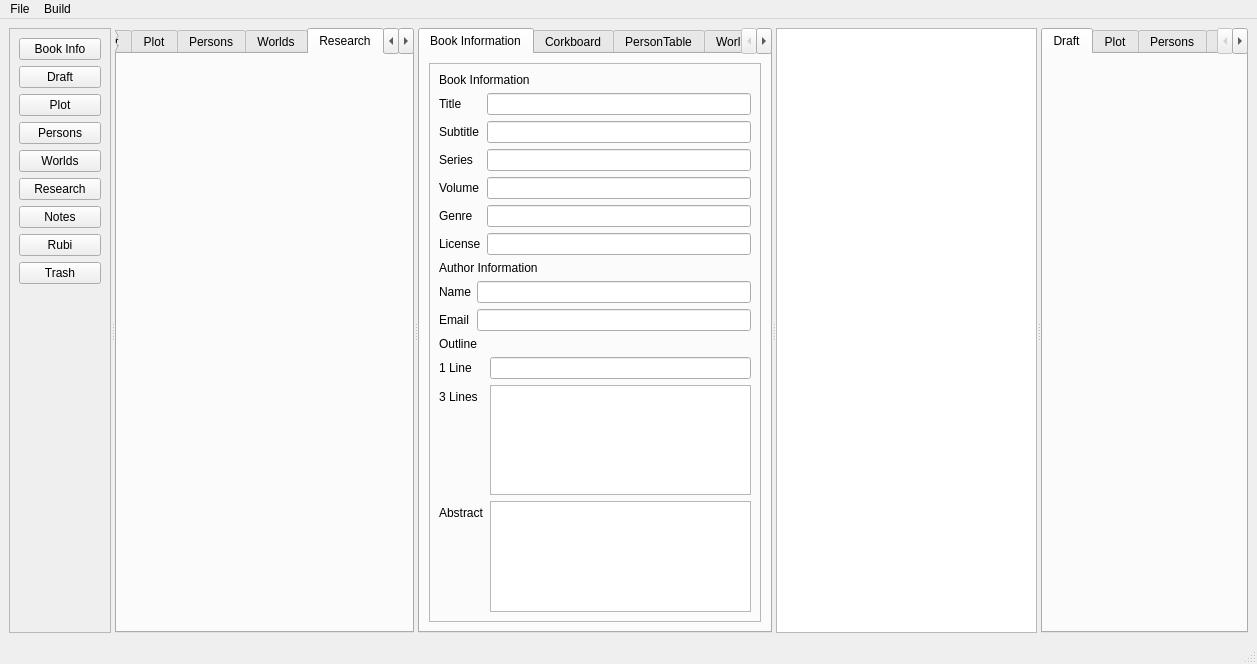
Qt form mainwindow.ui (NovelLab/sms-editor1) before a commit.
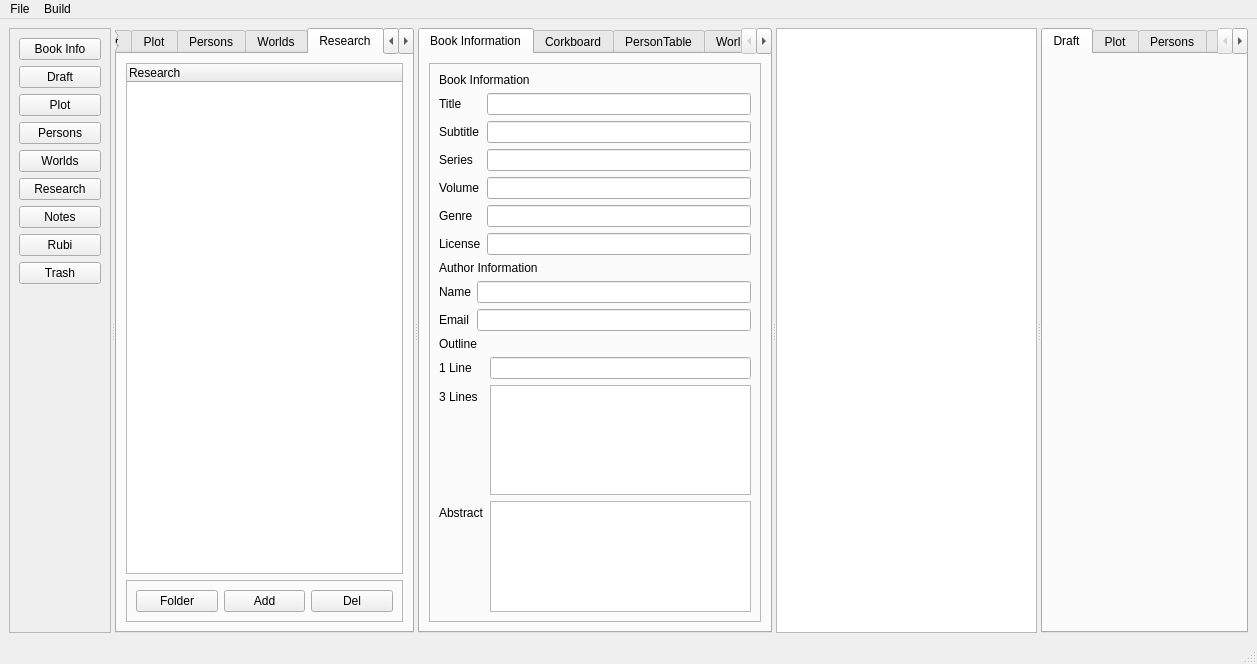
The same form after that commit. The open tabs and pages were chosen to show the change. Custom widgets are drawn as their Qt base class.

Commit message: Add: research tree to view changer.

Patch:
```diff
--- a/mainwindow.ui
+++ b/mainwindow.ui
@@ -310,6 +310,50 @@
         <attribute name="title">
          <string>Research</string>
         </attribute>
+        <layout class="QVBoxLayout" name="verticalLayout_13">
+         <item>
+          <widget class="ResearchTree" name="researchTreeView">
+           <column>
+            <property name="text">
+             <string>Research</string>
+            </property>
+           </column>
+          </widget>
+         </item>
+         <item>
+          <widget class="QFrame" name="frame_7">
+           <property name="frameShape">
+            <enum>QFrame::StyledPanel</enum>
+           </property>
+           <property name="frameShadow">
+            <enum>QFrame::Raised</enum>
+           </property>
+           <layout class="QHBoxLayout" name="horizontalLayout_5">
+            <item>
+             <widget class="QPushButton" name="btnFolderResearch">
+              <property name="text">
+               <string>Folder</string>
+              </property>
+             </widget>
+            </item>
+            <item>
+             <widget class="QPushButton" name="btnAddResearch">
+              <property name="text">
+               <string>Add</string>
+              </property>
+             </widget>
+            </item>
+            <item>
+             <widget class="QPushButton" name="btnDelResearch">
+              <property name="text">
+               <string>Del</string>
+              </property>
+             </widget>
+            </item>
+           </layout>
+          </widget>
+         </item>
+        </layout>
        </widget>
        <widget class="QWidget" name="tabNotesTree">
         <attribute name="title">
@@ -694,6 +738,11 @@
    <extends>QTableView</extends>
    <header>views/worldstableview.h</header>
   </customwidget>
+  <customwidget>
+   <class>ResearchTree</class>
+   <extends>QTreeWidget</extends>
+   <header>views/researchtree.h</header>
+  </customwidget>
  </customwidgets>
  <resources/>
  <connections/>
```
The commit also changes 7 other files.
